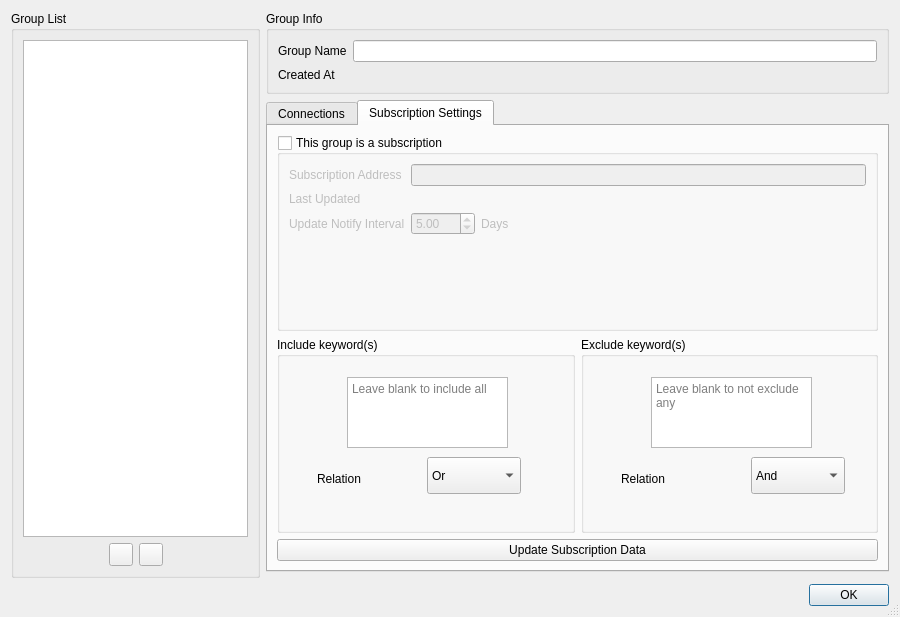
Before: the Qt Designer form src/ui/windows/w_GroupManager.ui in Qv2ray/Qv2ray, drawn with Qt 5.
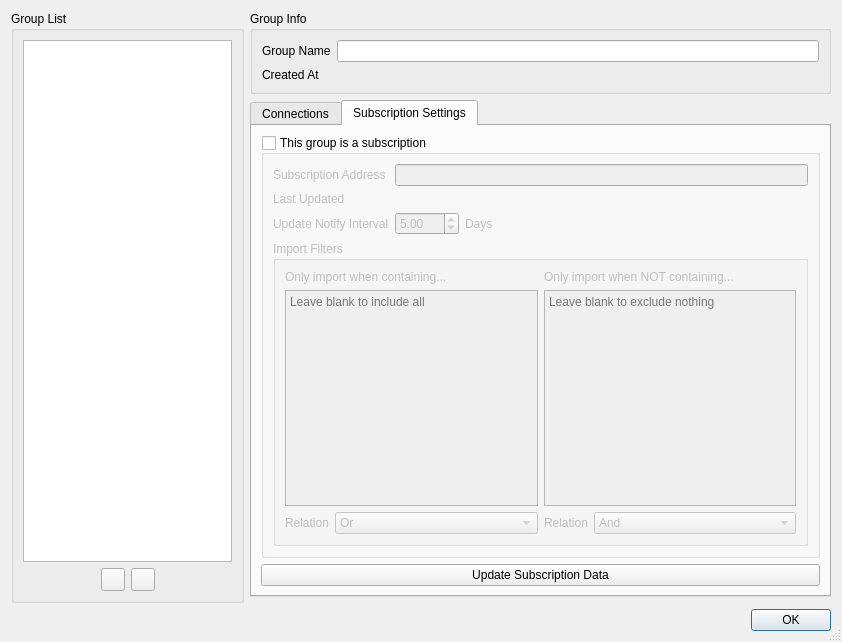
After: the same form once the commit is applied. The open tabs and pages were chosen to show the change. Icons and pictures are not drawn.

Commit message: fix: rearranged subscription import filter UI

What changed in the file:
```diff
--- a/src/ui/windows/w_GroupManager.ui
+++ b/src/ui/windows/w_GroupManager.ui
@@ -6,8 +6,8 @@
    <rect>
     <x>0</x>
     <y>0</y>
-    <width>900</width>
-    <height>617</height>
+    <width>842</width>
+    <height>642</height>
    </rect>
   </property>
   <property name="minimumSize">
@@ -308,38 +308,21 @@
             </item>
            </layout>
           </item>
-         </layout>
-        </widget>
-       </item>
-       <item>
-        <layout class="QGridLayout" name="gridLayout_3">
-         <item row="1" column="3">
-          <widget class="QGroupBox" name="groupExcludeKeywords">
+          <item row="3" column="0" colspan="2">
+           <widget class="QGroupBox" name="groupBox_2">
            <property name="title">
-            <string>Exclude keyword(s)</string>
-           </property>
+             <string>Import Filters</string>
+            </property>
+            <layout class="QGridLayout" name="gridLayout_3" columnstretch="0,1,0,1">
+             <item row="1" column="2" colspan="2">
            <widget class="QPlainTextEdit" name="ExcludeKeywords">
-            <property name="geometry">
-             <rect>
-              <x>70</x>
-              <y>40</y>
-              <width>161</width>
-              <height>71</height>
-             </rect>
-            </property>
             <property name="placeholderText">
-             <string>Leave blank to not exclude any</string>
-            </property>
-           </widget>
+                <string>Leave blank to exclude nothing</string>
+               </property>
+              </widget>
+             </item>
+             <item row="2" column="3">
            <widget class="QComboBox" name="ExcludeRelation">
-            <property name="geometry">
-             <rect>
-              <x>170</x>
-              <y>120</y>
-              <width>94</width>
-              <height>37</height>
-             </rect>
-            </property>
             <item>
              <property name="text">
               <string>And</string>
@@ -351,64 +334,23 @@
              </property>
             </item>
            </widget>
+             </item>
+             <item row="2" column="2">
            <widget class="QLabel" name="label_8">
-            <property name="geometry">
-             <rect>
-              <x>40</x>
-              <y>130</y>
-              <width>71</width>
-              <height>23</height>
-             </rect>
-            </property>
             <property name="text">
              <string>Relation</string>
             </property>
            </widget>
-          </widget>
-         </item>
-         <item row="1" column="1">
-          <widget class="QGroupBox" name="groupIncludeKeywords">
-           <property name="enabled">
-            <bool>true</bool>
-           </property>
-           <property name="title">
-            <string>Include keyword(s)</string>
-           </property>
+             </item>
+             <item row="1" column="0" colspan="2">
            <widget class="QPlainTextEdit" name="IncludeKeywords">
-            <property name="geometry">
-             <rect>
-              <x>70</x>
-              <y>40</y>
-              <width>161</width>
-              <height>71</height>
-             </rect>
-            </property>
             <property name="placeholderText">
              <string>Leave blank to include all</string>
             </property>
            </widget>
-           <widget class="QLabel" name="label_7">
-            <property name="geometry">
-             <rect>
-              <x>40</x>
-              <y>130</y>
-              <width>71</width>
-              <height>23</height>
-             </rect>
-            </property>
-            <property name="text">
-             <string>Relation</string>
-            </property>
-           </widget>
+             </item>
+             <item row="2" column="1">
            <widget class="QComboBox" name="IncludeRelation">
-            <property name="geometry">
-             <rect>
-              <x>150</x>
-              <y>120</y>
-              <width>94</width>
-              <height>37</height>
-             </rect>
-            </property>
             <item>
              <property name="text">
               <string>Or</string>
@@ -420,9 +362,33 @@
              </property>
             </item>
            </widget>
-          </widget>
-         </item>
-        </layout>
+             </item>
+             <item row="2" column="0">
+              <widget class="QLabel" name="label_7">
+               <property name="text">
+                <string>Relation</string>
+               </property>
+              </widget>
+             </item>
+             <item row="0" column="0" colspan="2">
+              <widget class="QLabel" name="label_9">
+               <property name="text">
+                <string>Only import when containing...</string>
+               </property>
+              </widget>
+             </item>
+             <item row="0" column="2" colspan="2">
+              <widget class="QLabel" name="label_10">
+               <property name="text">
+                <string>Only import when NOT containing...</string>
+               </property>
+              </widget>
+             </item>
+            </layout>
+           </widget>
+          </item>
+         </layout>
+        </widget>
        </item>
        <item>
         <widget class="QPushButton" name="updateButton">
```
Left out of the diff: 10 changed lines with no effect on the pictures. Lines whose indentation alone changed are shown as unchanged. The commit also changes 2 other files.
